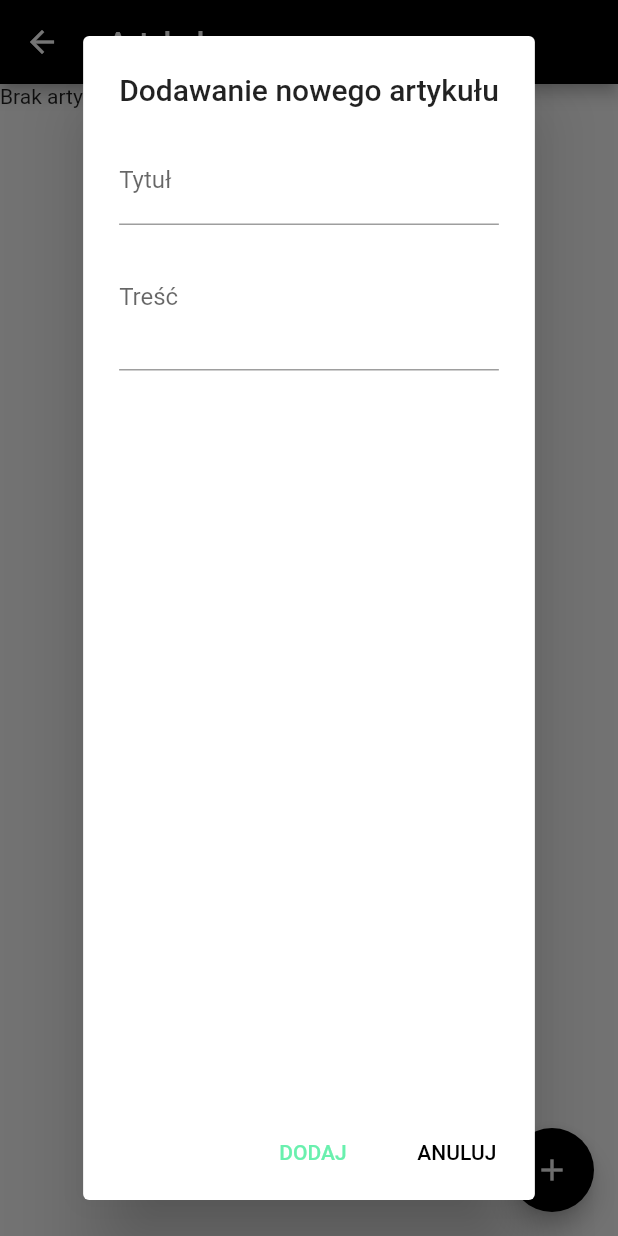
After one commit to Kino-projekt/mobileSecondTry, a Flutter app: the AdminArticleList screen opened by its route, after a tap on the "add" icon, on a phone screen of 412 x 824 dp. The commit adds this screen. Run offline on Flutter 3.47's test engine with Material 2 defaults, Android fonts, the phone set to English and light mode, and no system bars; our stand-ins replace flutter_redux, font_awesome_flutter, redux, redux_thunk; missing offline and left inert: loading; network calls fail.

Commit message:
add articles admin view

```diff
--- a/lib/components/drawers/DrawerAdmin.dart
+++ b/lib/components/drawers/DrawerAdmin.dart
@@ -53,7 +53,7 @@ class DrawerAdmin extends StatelessWidget {
                   ),
                 ),
               onTap: () {
-                Navigator.pushNamed(context, '/register');
+                Navigator.pushNamed(context, '/articles');
               },
             ),
             ListTile(
--- a/lib/main.dart
+++ b/lib/main.dart
@@ -1,10 +1,10 @@
 import 'package:flutter/material.dart';
 import 'package:flutter_redux/flutter_redux.dart';
 import 'package:flutter_reduxx/redux/store.dart';
+import 'package:flutter_reduxx/views/AdminViews/Articles/adminArticleList.dart';
 import 'package:flutter_reduxx/views/home.dart';
 import 'package:flutter_reduxx/views/Login/login.dart';
 import 'package:flutter_reduxx/views/Register/register.dart';
-import 'package:redux/redux.dart';
 
 void main() async {
 
@@ -30,6 +30,7 @@ class MyApp extends StatelessWidget {
           '/': (BuildContext context) => Home(),
           '/login': (BuildContext context) => Login(),
           '/register': (BuildContext context) => Register(),
+          '/articles': (BuildContext context) => AdminArticleList(),
         },
       )
     );
--- a/lib/redux/login/login_actions.dart
+++ b/lib/redux/login/login_actions.dart
@@ -33,6 +33,5 @@ Future<void> loginUser({Auth auth, store}) async {
 }
 
 Future<void> logoutUser (store) async {
-  print('wylogowywanie');
   return store.dispatch(SetLoginStateAction(LoginState.initial()));
 }
--- /dev/null
+++ b/lib/views/AdminViews/Articles/adminArticleList.dart
@@ -0,0 +1,109 @@
+import 'package:flutter/material.dart';
+import 'package:flutter_redux/flutter_redux.dart';
+import 'package:flutter_reduxx/models/article.dart';
+import 'package:flutter_reduxx/redux/initial/initial_state.dart';
+import 'package:flutter_reduxx/redux/store.dart';
+
+import 'adminArticleCard.dart';
+
+
+class AdminArticleList extends StatefulWidget {
+
+  @override
+  _AdminArticleListState createState() => _AdminArticleListState();
+}
+
+class _AdminArticleListState extends State<AdminArticleList> {
+  List<Widget> makesSingleFromNews(articles) {
+    List<AdminArticleCard> articleList = new List();
+    for (Article article in articles){
+      articleList.add(AdminArticleCard(article: article));
+    }
+    return articleList;
+  }
+
+  String title = '';
+  String description = '';
+  final _formKey = GlobalKey<FormState>();
+
+  Widget getTextWidgets(List<String> errors)
+  {
+    List<Widget> errorWidget = new List<Widget>();
+    for(var i = 0; i < errors.length; i++){
+        errorWidget.add(new Text(errors[i], style: TextStyle(color: Colors.redAccent)));
+    }
+    return new Row(children: errorWidget);
+  }
+
+
+
+  @override
+  Widget build(BuildContext context) {
+    return StoreConnector<AppState, InitialState>(
+      distinct: true,
+      converter: (store) => store.state.initialState,
+      builder: (context, initialState) {
+       return Scaffold(
+            appBar: AppBar(
+                title: Text('Artykuły'),
+                backgroundColor: Colors.black,
+              ),
+            floatingActionButton: FloatingActionButton(
+              onPressed: () {
+                showDialog(
+                        context: context,
+                        builder: (BuildContext context) =>
+                          AlertDialog(
+                            title: Text('Dodawanie nowego artykułu'),
+                            content: Column(
+                              children: <Widget>[
+                                TextFormField(
+                                  onChanged: (val) => setState(() => title = val),
+                                  validator: (val) => val.isEmpty ? 'Plese enter some text' : null,
+                                  decoration: InputDecoration(
+                                    labelText: 'Tytuł'
+                                  ),
+                                ),
+                                TextFormField(
+                                  maxLines: 3,
+                                  onChanged: (val) => setState(() => description = val),
+                                  validator: (val) => val.isEmpty ? 'Plese enter some text' : null,
+                                  decoration: InputDecoration(
+                                    labelText: 'Treść'
+                                  ),
+                                ),
+                              ]
+                            ),
+                            actions: [
+                              FlatButton(
+                                onPressed: () {
+                                  Navigator.of(context).pop();
+                                },
+                                textColor: Colors.greenAccent,
+                                child: Text('DODAJ')
+                              ),
+                              FlatButton(
+                                onPressed: () {
+                                  Navigator.of(context).pop();
+                                },
+                                textColor: Colors.black,
+                                child: Text('ANULUJ')
+                              ),
+                            ],
+                          )
+                        );
+              },
+              backgroundColor: Colors.black,
+              child: Icon(Icons.add),
+              ),
+            body: initialState.articles != null && initialState.articles.length > 0 ? ListView(
+            scrollDirection: Axis.vertical,
+            children: makesSingleFromNews(initialState.articles),
+          ) : (
+             Text('Brak artykułów do wyświetlenia')
+          ),
+       );
+      }
+    );
+  }
+}
```
Also changed, not shown: lib/redux/initial/initial_actions.dart (+3 -4 lines), lib/views/AdminViews/Articles/adminArticleCard.dart (added, +101 -0 lines).
